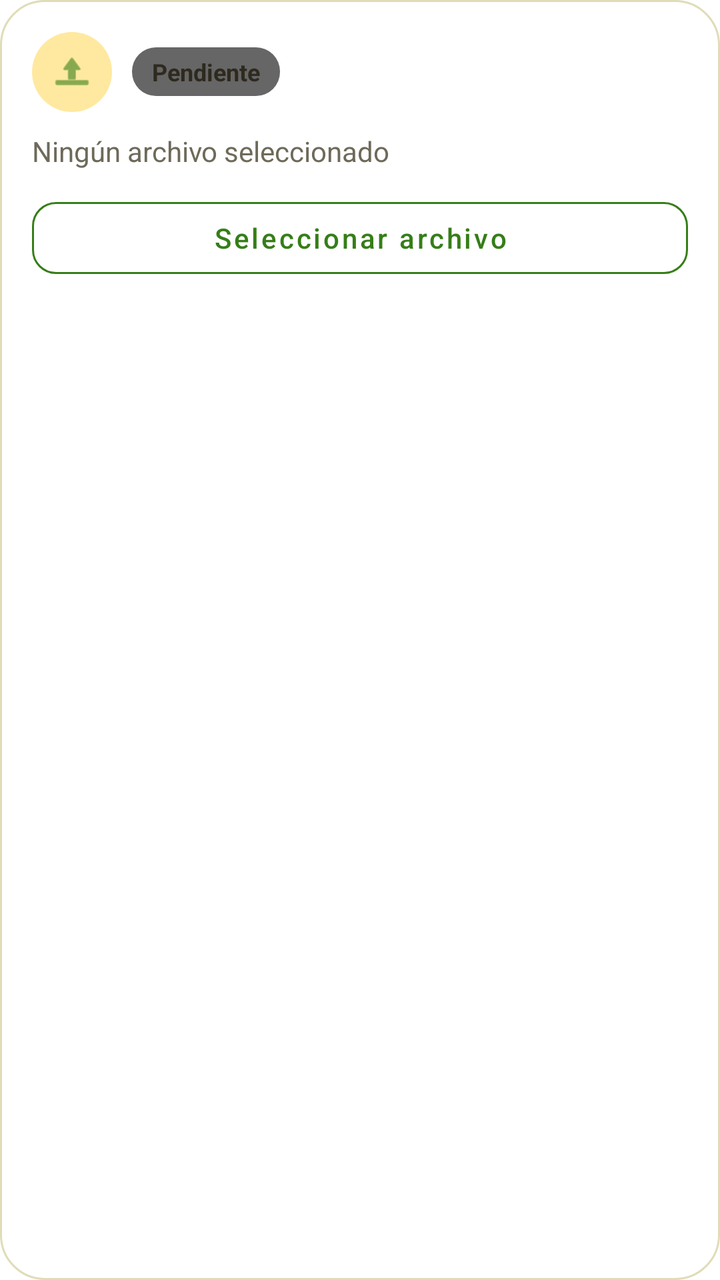
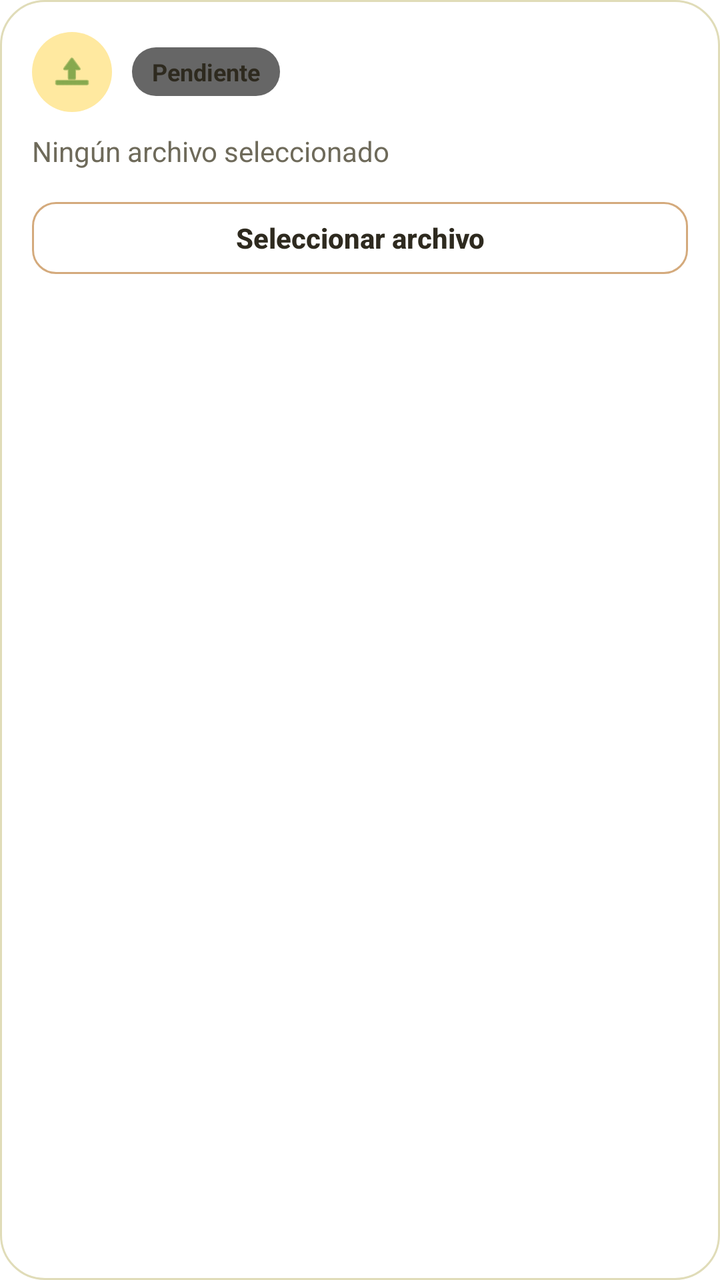

Two renders of the same Android screen: before a commit and after it. Below are the layout's source before the change and the commit's diff.
<!-- AndroidManifest.xml: application theme Theme.Ocasion_mobil_v2 -->
<!-- res/layout/item_documento_salon.xml -->
<?xml version="1.0" encoding="utf-8"?>
<LinearLayout xmlns:android="http://schemas.android.com/apk/res/android"
    xmlns:app="http://schemas.android.com/apk/res-auto"
    xmlns:tools="http://schemas.android.com/tools"
    android:layout_width="match_parent"
    android:layout_height="wrap_content"
    android:background="@drawable/bg_owner_card"
    android:orientation="vertical"
    android:padding="16dp">

    
    <LinearLayout
        android:layout_width="match_parent"
        android:layout_height="wrap_content"
        android:gravity="center_vertical"
        android:orientation="horizontal">

        <ImageView
            android:layout_width="40dp"
            android:layout_height="40dp"
            android:background="@drawable/bg_icon_circle"
            android:importantForAccessibility="no"
            android:padding="9dp"
            android:src="@android:drawable/ic_menu_upload"
            app:tint="@color/verde_primario" />

        <TextView
            android:id="@+id/tvEstadoDocumento"
            android:layout_width="wrap_content"
            android:layout_height="wrap_content"
            android:layout_marginStart="10dp"
            android:background="@drawable/bg_badge"
            android:paddingHorizontal="10dp"
            android:paddingVertical="4dp"
            android:text="Pendiente"
            android:textColor="@color/texto_principal"
            android:textSize="12sp"
            android:textStyle="bold" />
    </LinearLayout>

    
    <TextView
        android:id="@+id/tvArchivoDocumento"
        android:layout_width="match_parent"
        android:layout_height="wrap_content"
        android:layout_marginTop="10dp"
        android:ellipsize="middle"
        android:maxLines="2"
        android:text="Ningún archivo seleccionado"
        android:textColor="@color/texto_secundario"
        android:textSize="14sp" />

    
    <ImageView
        android:id="@+id/ivPreviewDocumento"
        android:layout_width="match_parent"
        android:layout_height="140dp"
        android:layout_marginTop="10dp"
        android:adjustViewBounds="true"
        android:contentDescription="Vista previa del archivo seleccionado"
        android:scaleType="fitCenter"
        android:visibility="gone"
        tools:ignore="ImageContrastCheck" />

    <com.google.android.material.button.MaterialButton
        android:id="@+id/btnSeleccionarDocumento"
        style="@style/Widget.MaterialComponents.Button.OutlinedButton"
        android:layout_width="match_parent"
        android:layout_height="wrap_content"
        android:layout_marginTop="10dp"
        android:minHeight="48dp"
        android:text="Seleccionar archivo"
        android:textAllCaps="false"
        android:textColor="@color/verde_primario"
        app:cornerRadius="12dp"
        app:strokeColor="@color/verde_primario" />

</LinearLayout>
<!-- resources referenced by this layout -->
<resources>
  <color name="texto_principal">#2E2A1F</color>
  <color name="texto_secundario">#6E6A5A</color>
  <color name="verde_primario">#367E18</color>
  <!-- drawable bg_badge (drawable) -->
  <?xml version="1.0" encoding="utf-8"?>
  <shape xmlns:android="http://schemas.android.com/apk/res/android">
      <solid android:color="#99000000" />
      <corners android:radius="12dp" />
  </shape>
  <!-- drawable bg_icon_circle (drawable) -->
  <?xml version="1.0" encoding="utf-8"?>
  <shape xmlns:android="http://schemas.android.com/apk/res/android">
  
      <solid android:color="@color/header_footer_light" />
  
      <corners android:radius="25dp" />
  
  </shape>
  <!-- drawable bg_owner_card (drawable) -->
  <?xml version="1.0" encoding="utf-8"?>
  <shape xmlns:android="http://schemas.android.com/apk/res/android"
      android:shape="rectangle">
  
      <solid android:color="@color/blanco" />
  
      <corners android:radius="22dp" />
  
      <stroke
          android:width="1dp"
          android:color="@color/borde_input" />
  
  </shape>
  <style name="Theme.Ocasion_mobil_v2" parent="Theme.MaterialComponents.Light.NoActionBar">
          <item name="colorPrimary">@color/verde_primario</item>
          <item name="colorPrimaryVariant">@color/verde_primario</item>
          <item name="colorOnPrimary">@color/blanco</item>
          <item name="colorSecondary">@color/naranja_primario</item>
          <item name="colorOnSecondary">@color/texto_principal</item>
          <item name="colorAccent">@color/naranja_primario</item>
  
          
          <item name="colorPrimaryDark">@color/header_footer_dark</item>
          <item name="android:statusBarColor">@color/header_footer_dark</item>
          <item name="android:windowLightStatusBar">true</item>
          <item name="android:enforceStatusBarContrast">false</item>
      </style>
  <color name="header_footer_light">#FFE9A0</color>
  <color name="blanco">#FFFFFF</color>
  <color name="borde_input">#E0DCB8</color>
  <color name="naranja_primario">#F57328</color>
  <color name="header_footer_dark">#FFD65A</color>
</resources>

<!-- the commit's change to res/layout/item_documento_salon.xml (unified diff, before → after) -->
@@ -71,8 +71,8 @@
         android:minHeight="48dp"
         android:text="Seleccionar archivo"
         android:textAllCaps="false"
-        android:textColor="@color/verde_primario"
+        android:textColor="@color/boton_texto"
         app:cornerRadius="12dp"
-        app:strokeColor="@color/verde_primario" />
+        app:strokeColor="@color/boton_secundario_borde" />
 
 </LinearLayout>
<!-- resource entries referenced after the edit -->
@@ -33,6 +33,8 @@
   
   </shape>
   <style name="Theme.Ocasion_mobil_v2" parent="Theme.MaterialComponents.Light.NoActionBar">
+          <item name="materialButtonStyle">@style/BotonOcasionPrincipal</item>
+          <item name="materialButtonOutlinedStyle">@style/BotonOcasionSecundario</item>
           <item name="colorPrimary">@color/verde_primario</item>
           <item name="colorPrimaryVariant">@color/verde_primario</item>
           <item name="colorOnPrimary">@color/blanco</item>
@@ -49,6 +51,32 @@
   <color name="header_footer_light">#FFE9A0</color>
   <color name="blanco">#FFFFFF</color>
   <color name="borde_input">#E0DCB8</color>
+  <style name="BotonOcasionPrincipal" parent="Widget.MaterialComponents.Button">
+          <item name="backgroundTint">@color/boton_principal_fondo</item>
+          <item name="android:textColor">@color/boton_texto</item>
+          <item name="android:textAllCaps">false</item>
+          <item name="android:textStyle">bold</item>
+          <item name="android:minHeight">48dp</item>
+          <item name="cornerRadius">16dp</item>
+          <item name="android:letterSpacing">0</item>
+          <item name="android:stateListAnimator">@null</item>
+          <item name="elevation">0dp</item>
+          <item name="rippleColor">#242E2A1F</item>
+      </style>
+  <style name="BotonOcasionSecundario" parent="Widget.MaterialComponents.Button.OutlinedButton">
+          <item name="backgroundTint">@color/blanco</item>
+          <item name="strokeColor">@color/boton_secundario_borde</item>
+          <item name="strokeWidth">1dp</item>
+          <item name="android:textColor">@color/boton_texto</item>
+          <item name="android:textAllCaps">false</item>
+          <item name="android:minHeight">48dp</item>
+          <item name="cornerRadius">16dp</item>
+          <item name="android:textStyle">bold</item>
+          <item name="android:letterSpacing">0</item>
+          <item name="android:stateListAnimator">@null</item>
+          <item name="elevation">0dp</item>
+          <item name="rippleColor">#24F57328</item>
+      </style>
   <color name="naranja_primario">#F57328</color>
   <color name="header_footer_dark">#FFD65A</color>
 </resources>
